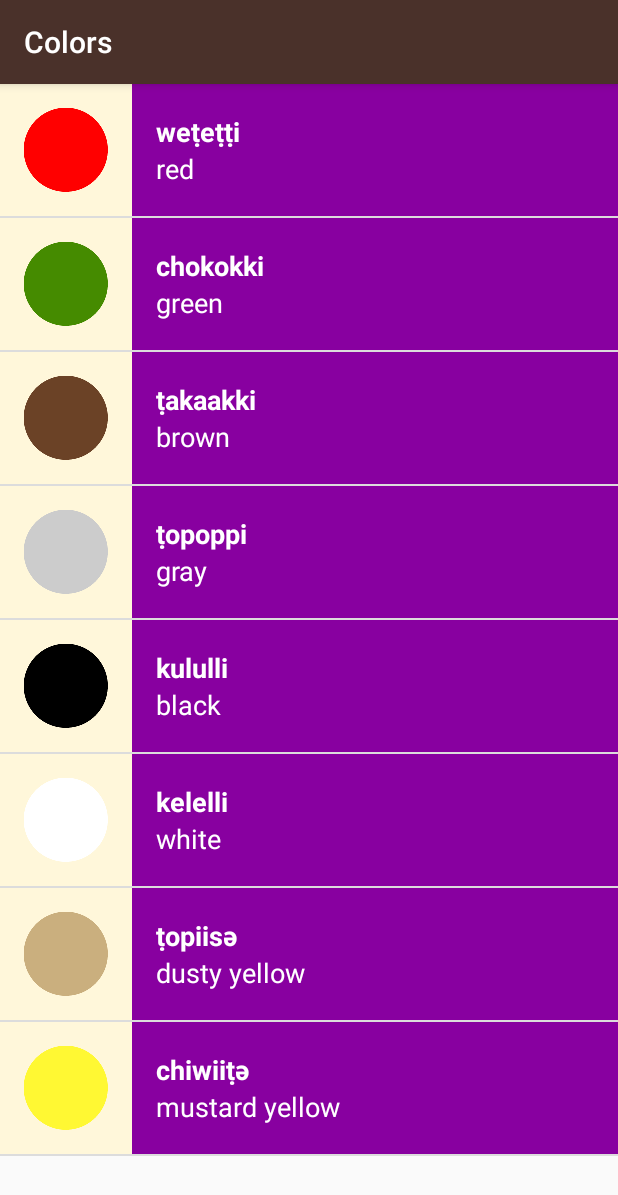
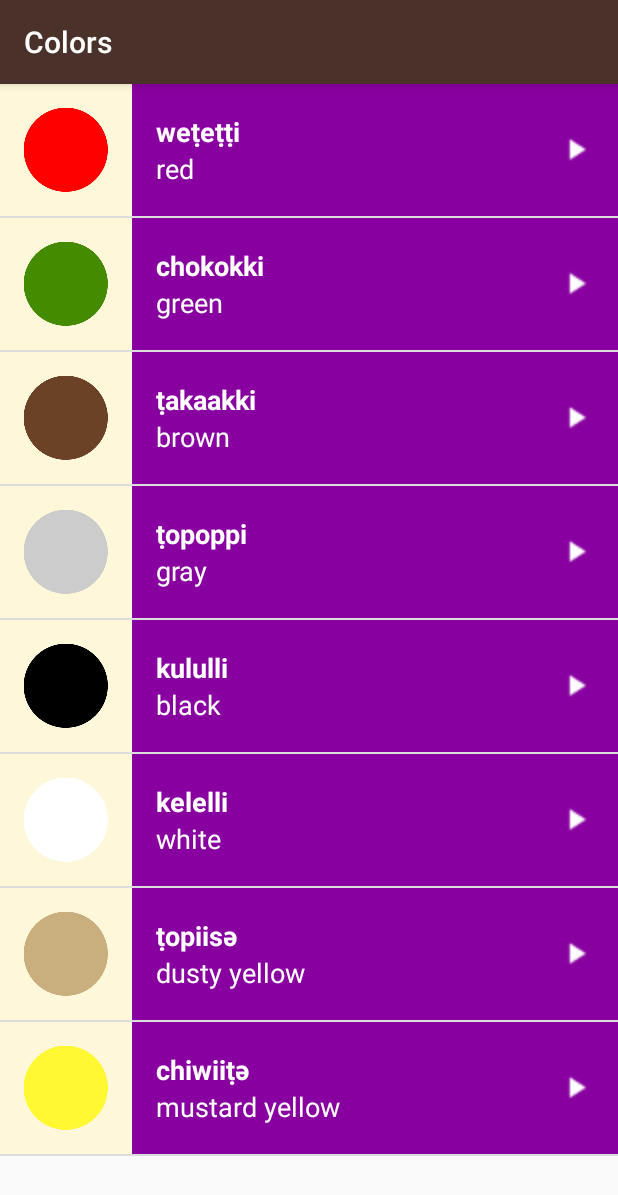
Before and after one commit to aoalaka/Miwok-App-ViewPager-TabLayout-, an Android app: the ColorsActivity screen opened directly, with no data from a screen before it, on a phone screen of 412 x 824 dp. Shown: the top 1195 px of the screen. Run offline under Robolectric (Android 15) with nearby library versions, the phone set to English and light mode, and no system bars.

Commit message:
list_item.xml modified to include play_arrow image

```diff
--- a/app/src/main/res/layout/list_item.xml
+++ b/app/src/main/res/layout/list_item.xml
@@ -54,6 +54,6 @@
         android:layout_alignParentRight="true"
         android:layout_centerVertical="true"
         android:layout_marginRight="16dp"
-        tools:src="@drawable/baseline_play_arrow_white_24dp" />
+        android:src="@drawable/baseline_play_arrow_white_24dp" />
 
 </RelativeLayout>
```
